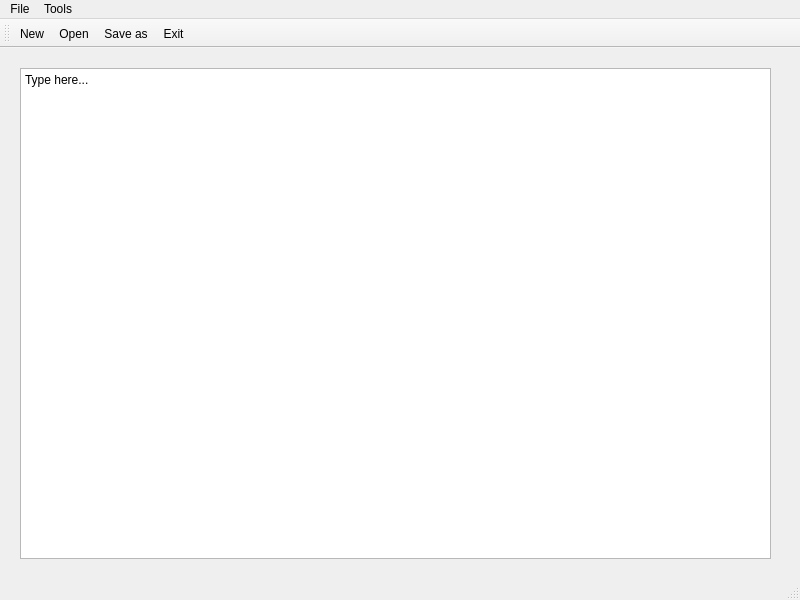
Qt form mainwindow.ui (Yashmerino/notepad) before a commit.
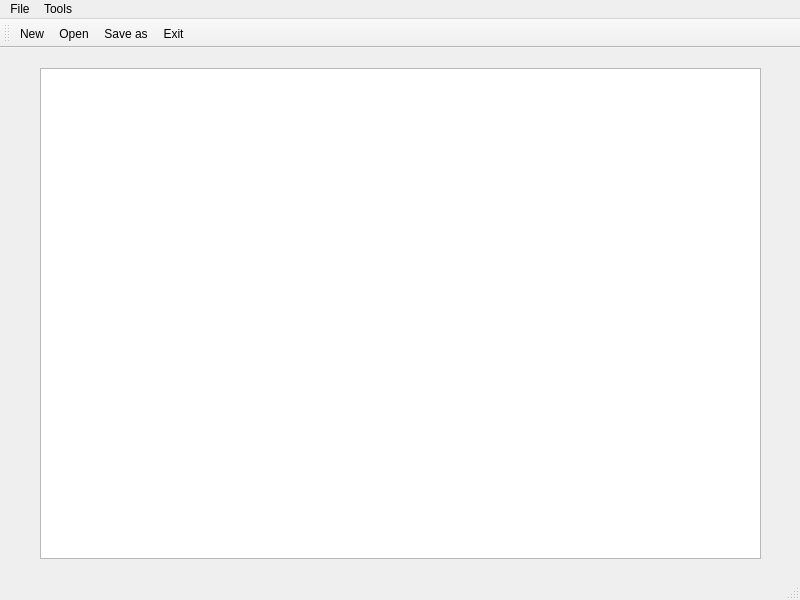
The same form after that commit. Icons and pictures are not drawn.

Commit message: Changed plain text edit to simple text edit

```diff
--- a/mainwindow.ui
+++ b/mainwindow.ui
@@ -14,19 +14,15 @@
    <string>MainWindow</string>
   </property>
   <widget class="QWidget" name="centralwidget">
-   <widget class="QPlainTextEdit" name="textbox">
+   <widget class="QTextEdit" name="textbox">
     <property name="geometry">
      <rect>
-      <x>20</x>
+      <x>40</x>
       <y>20</y>
-      <width>751</width>
+      <width>721</width>
       <height>491</height>
      </rect>
     </property>
-    <property name="plainText">
-     <string>Type here...
-</string>
-    </property>
    </widget>
   </widget>
   <widget class="QMenuBar" name="menubar">
```
The commit also changes 1 other file.
